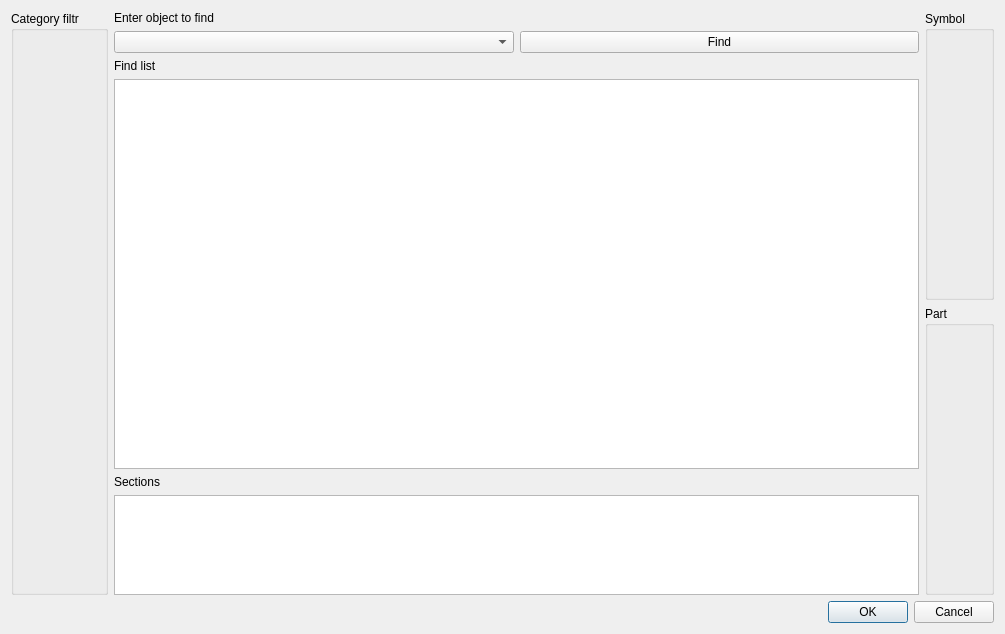
Old version of the form windows/SdDGetObject.ui in the repository usiksan/SaliCAD.
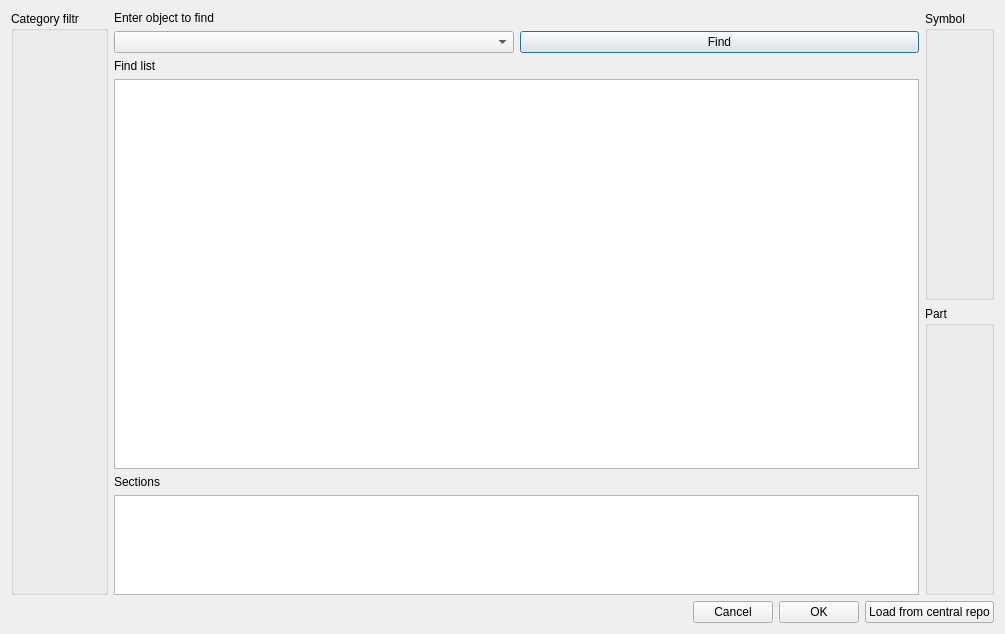
New version of the form.

Commit message: Complete with central object repository server. Reconstruct communication with central object repository. v0.38 Append compression to object database to reduce traffic Disable "sali" subname when registration Convert all author names to lower to exclude clones with sAli, saLi and so on

Patch:
```diff
--- a/windows/SdDGetObject.ui
+++ b/windows/SdDGetObject.ui
@@ -102,14 +102,42 @@
     </layout>
    </item>
    <item>
-    <widget class="QDialogButtonBox" name="buttonBox">
-     <property name="orientation">
-      <enum>Qt::Horizontal</enum>
-     </property>
-     <property name="standardButtons">
-      <set>QDialogButtonBox::Cancel|QDialogButtonBox::Ok</set>
-     </property>
-    </widget>
+    <layout class="QHBoxLayout" name="horizontalLayout_3">
+     <item>
+      <spacer name="horizontalSpacer">
+       <property name="orientation">
+        <enum>Qt::Horizontal</enum>
+       </property>
+       <property name="sizeHint" stdset="0">
+        <size>
+         <width>40</width>
+         <height>20</height>
+        </size>
+       </property>
+      </spacer>
+     </item>
+     <item>
+      <widget class="QPushButton" name="mReject">
+       <property name="text">
+        <string>Cancel</string>
+       </property>
+      </widget>
+     </item>
+     <item>
+      <widget class="QPushButton" name="mAccept">
+       <property name="text">
+        <string>OK</string>
+       </property>
+      </widget>
+     </item>
+     <item>
+      <widget class="QPushButton" name="mLoadFromCentral">
+       <property name="text">
+        <string>Load from central repo</string>
+       </property>
+      </widget>
+     </item>
+    </layout>
    </item>
   </layout>
  </widget>
```
Left out of the diff: 35 changed lines with no effect on the pictures. The commit also changes 29 other files.
